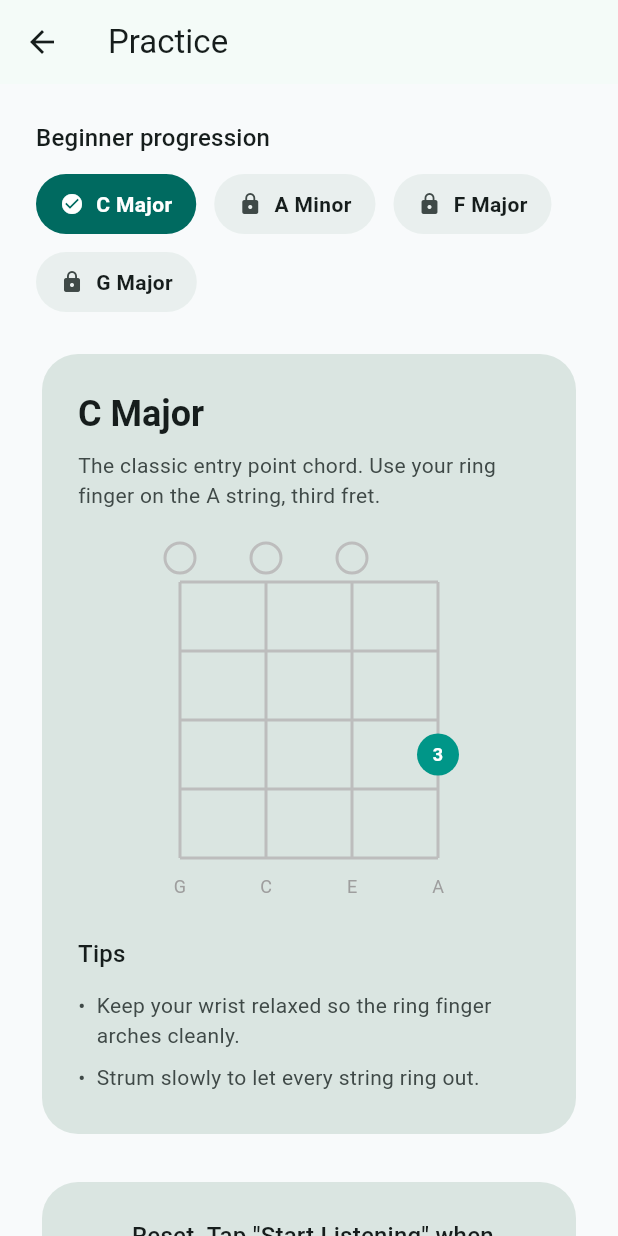
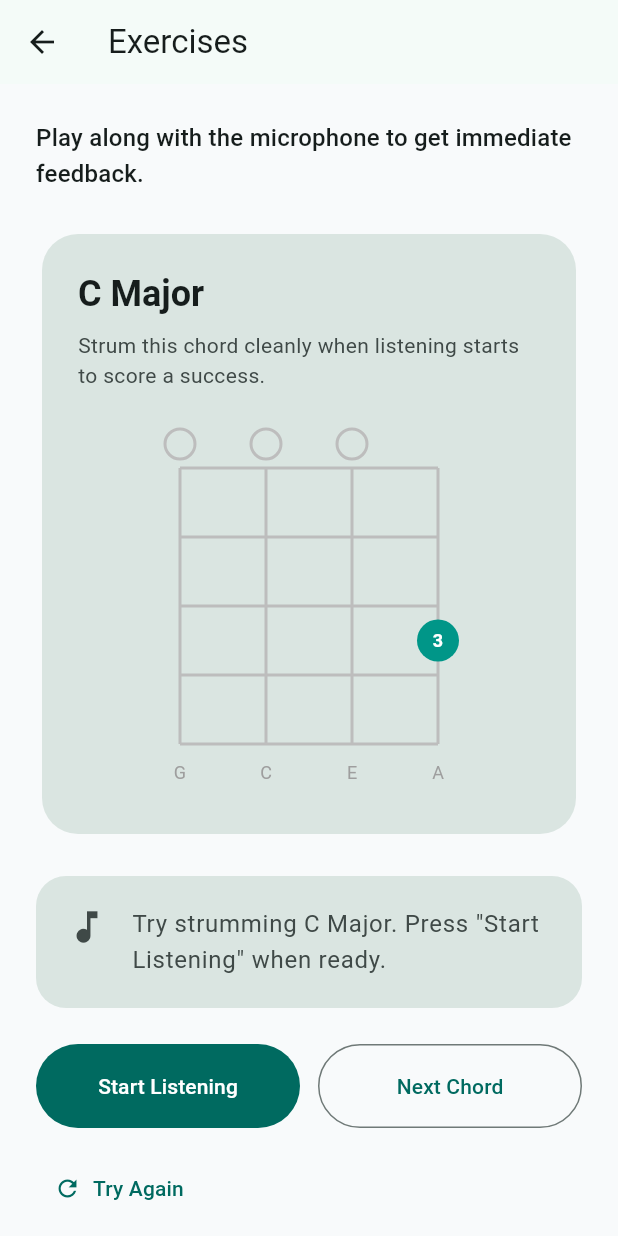
Before and after one commit to SleyAI/Ukitar, a Flutter app: the screen it shows after launch, after a tap on "Start Exercise", on a phone screen of 412 x 824 dp. Run offline on Flutter 3.47's test engine with Material 3 defaults, Android fonts, the phone set to English and light mode, and no system bars; our stand-ins replace permission_handler; missing offline and left inert: dart:html, flutter_fft.

Commit message:
Add exercise screen with microphone feedback

```diff
--- /dev/null
+++ b/lib/screens/exercise_screen.dart
@@ -0,0 +1,203 @@
+import 'package:flutter/material.dart';
+import 'package:provider/provider.dart';
+
+import '../services/chord_recognition_service.dart';
+import '../viewmodels/exercise_view_model.dart';
+import '../widgets/chord_diagram.dart';
+
+class ExerciseScreen extends StatelessWidget {
+  const ExerciseScreen({super.key});
+
+  @override
+  Widget build(BuildContext context) {
+    return ChangeNotifierProvider<ExerciseViewModel>(
+      create: (_) => ExerciseViewModel(ChordRecognitionService()),
+      child: const _ExerciseView(),
+    );
+  }
+}
+
+class _ExerciseView extends StatelessWidget {
+  const _ExerciseView();
+
+  @override
+  Widget build(BuildContext context) {
+    final ThemeData theme = Theme.of(context);
+
+    return Scaffold(
+      appBar: AppBar(
+        title: const Text('Exercises'),
+      ),
+      body: Consumer<ExerciseViewModel>(
+        builder: (BuildContext context, ExerciseViewModel model, _) {
+          return SingleChildScrollView(
+            padding: const EdgeInsets.all(24),
+            child: Column(
+              crossAxisAlignment: CrossAxisAlignment.start,
+              children: <Widget>[
+                Text(
+                  'Play along with the microphone to get immediate feedback.',
+                  style: theme.textTheme.titleMedium?.copyWith(
+                    color: theme.colorScheme.onSurface,
+                  ),
+                ),
+                const SizedBox(height: 24),
+                _ChordCard(model: model),
+                const SizedBox(height: 24),
+                _StatusBanner(model: model),
+                const SizedBox(height: 24),
+                if (model.showOpenSettingsButton)
+                  FilledButton.icon(
+                    onPressed: model.openSystemSettings,
+                    icon: const Icon(Icons.settings),
+                    label: const Text('Open Settings'),
+                  )
+                else
+                  Row(
+                    children: <Widget>[
+                      Expanded(
+                        child: FilledButton(
+                          onPressed: model.isListening
+                              ? model.stopListening
+                              : model.startListening,
+                          style: FilledButton.styleFrom(
+                            padding: const EdgeInsets.symmetric(vertical: 18),
+                          ),
+                          child: Text(model.isListening
+                              ? 'Stop Listening'
+                              : 'Start Listening'),
+                        ),
+                      ),
+                      const SizedBox(width: 12),
+                      Expanded(
+                        child: OutlinedButton(
+                          onPressed: model.isPreparingNextChord
+                              ? null
+                              : model.skipToNextChord,
+                          style: OutlinedButton.styleFrom(
+                            padding: const EdgeInsets.symmetric(vertical: 18),
+                          ),
+                          child: const Text('Next Chord'),
+                        ),
+                      ),
+                    ],
+                  ),
+                const SizedBox(height: 16),
+                if (!model.showOpenSettingsButton)
+                  TextButton.icon(
+                    onPressed: model.isPreparingNextChord
+                        ? null
+                        : model.retryCurrentChord,
+                    icon: const Icon(Icons.refresh),
+                    label: const Text('Try Again'),
+                  ),
+              ],
+            ),
+          );
+        },
+      ),
+    );
+  }
+}
+
+class _ChordCard extends StatelessWidget {
+  const _ChordCard({required this.model});
+
+  final ExerciseViewModel model;
+
+  @override
+  Widget build(BuildContext context) {
+    final ThemeData theme = Theme.of(context);
+    final ColorScheme colorScheme = theme.colorScheme;
+
+    return Card(
+      elevation: 0,
+      color: colorScheme.surfaceVariant,
+      shape: RoundedRectangleBorder(
+        borderRadius: BorderRadius.circular(24),
+      ),
+      child: Padding(
+        padding: const EdgeInsets.all(24),
+        child: Column(
+          crossAxisAlignment: CrossAxisAlignment.start,
+          children: <Widget>[
+            Text(
+              model.currentChord.name,
+              style: theme.textTheme.headlineSmall?.copyWith(
+                fontWeight: FontWeight.bold,
+                color: colorScheme.onSurface,
+              ),
+            ),
+            const SizedBox(height: 8),
+            Text(
+              'Strum this chord cleanly when listening starts to score a success.',
+              style: theme.textTheme.bodyMedium?.copyWith(
+                color: colorScheme.onSurfaceVariant,
+              ),
+            ),
+            const SizedBox(height: 20),
+            Center(child: ChordDiagram(chord: model.currentChord)),
+          ],
+        ),
+      ),
+    );
+  }
+}
+
+class _StatusBanner extends StatelessWidget {
+  const _StatusBanner({required this.model});
+
+  final ExerciseViewModel model;
+
+  @override
+  Widget build(BuildContext context) {
+    final ThemeData theme = Theme.of(context);
+    final ColorScheme colorScheme = theme.colorScheme;
+
+    final IconData icon;
+    final Color backgroundColor;
+    final Color foregroundColor;
+
+    if (model.lastAttemptSuccessful == true) {
+      icon = Icons.check_circle;
+      backgroundColor = colorScheme.primaryContainer;
+      foregroundColor = colorScheme.onPrimaryContainer;
+    } else if (model.lastAttemptSuccessful == false) {
+      icon = Icons.error_outline;
+      backgroundColor = colorScheme.errorContainer;
+      foregroundColor = colorScheme.onErrorContainer;
+    } else if (model.isListening) {
+      icon = Icons.hearing;
+      backgroundColor = colorScheme.secondaryContainer;
+      foregroundColor = colorScheme.onSecondaryContainer;
+    } else {
+      icon = Icons.music_note;
+      backgroundColor = colorScheme.surfaceVariant;
+      foregroundColor = colorScheme.onSurfaceVariant;
+    }
+
+    return AnimatedContainer(
+      duration: const Duration(milliseconds: 200),
+      padding: const EdgeInsets.all(20),
+      decoration: BoxDecoration(
+        color: backgroundColor,
+        borderRadius: BorderRadius.circular(20),
+      ),
+      child: Row(
+        crossAxisAlignment: CrossAxisAlignment.start,
+        children: <Widget>[
+          Icon(icon, color: foregroundColor, size: 28),
+          const SizedBox(width: 16),
+          Expanded(
+            child: Text(
+              model.statusMessage,
+              style: theme.textTheme.bodyLarge?.copyWith(
+                color: foregroundColor,
+              ),
+            ),
+          ),
+        ],
+      ),
+    );
+  }
+}
--- a/lib/screens/home_screen.dart
+++ b/lib/screens/home_screen.dart
@@ -1,6 +1,7 @@
 import 'package:flutter/material.dart';
 import 'package:ukitar/utils/url_opener.dart';
 
+import 'exercise_screen.dart';
 import 'practice_screen.dart';
 
 const Color _youtubeRed = Color(0xFFFF0000);
@@ -72,13 +73,13 @@ class HomeScreen extends StatelessWidget {
             const SizedBox(height: 12),
             SizedBox(
               width: double.infinity,
-              child: OutlinedButton(
+              child: FilledButton(
                 onPressed: () {
                   Navigator.of(context).push(MaterialPageRoute<void>(
-                    builder: (BuildContext context) => const PracticeScreen(),
+                    builder: (BuildContext context) => const ExerciseScreen(),
                   ));
                 },
-                style: OutlinedButton.styleFrom(
+                style: FilledButton.styleFrom(
                   padding: const EdgeInsets.symmetric(vertical: 20),
                   textStyle: theme.textTheme.titleMedium?.copyWith(
                     fontWeight: FontWeight.w600,
--- /dev/null
+++ b/lib/viewmodels/exercise_view_model.dart
@@ -0,0 +1,207 @@
+import 'dart:async';
+import 'dart:math';
+
+import 'package:flutter/foundation.dart';
+
+import '../data/chord_library.dart';
+import '../models/chord.dart';
+import '../services/chord_recognition_service.dart';
+
+class ExerciseViewModel extends ChangeNotifier {
+  ExerciseViewModel(this._chordRecognitionService)
+      : chords = ChordLibrary.beginnerCourse() {
+    _frequencySubscription =
+        _chordRecognitionService.frequencyStream.listen(_handleFrequency);
+    _prepareNextChord(initial: true);
+  }
+
+  final ChordRecognitionService _chordRecognitionService;
+  final List<Chord> chords;
+
+  late final StreamSubscription<double> _frequencySubscription;
+  final Random _random = Random();
+  final Set<int> _matchedStrings = <int>{};
+
+  static const Duration _attemptTimeout = Duration(milliseconds: 1500);
+  static const Duration _nextChordDelay = Duration(seconds: 2);
+
+  late Chord currentChord;
+  int? _currentChordIndex;
+
+  bool isListening = false;
+  bool? lastAttemptSuccessful;
+  bool showOpenSettingsButton = false;
+  bool isPreparingNextChord = false;
+
+  String statusMessage = 'Press "Start Listening" to begin.';
+
+  Timer? _attemptTimer;
+  bool _disposed = false;
+
+  Future<void> startListening() async {
+    if (isPreparingNextChord) {
+      return;
+    }
+
+    lastAttemptSuccessful = null;
+    statusMessage = 'Listening... Play the ${currentChord.name} chord.';
+    showOpenSettingsButton = false;
+    _matchedStrings.clear();
+    notifyListeners();
+
+    try {
+      await _chordRecognitionService.startListening();
+      isListening = true;
+    } on MicrophonePermissionException catch (error) {
+      showOpenSettingsButton = error.requiresSettings;
+      statusMessage = error.requiresSettings
+          ? 'Microphone access is disabled. Tap below to grant permission.'
+          : 'Microphone permission is required to listen.';
+    } catch (error) {
+      statusMessage = 'Could not access the microphone: $error';
+    }
+
+    notifyListeners();
+  }
+
+  Future<void> stopListening({bool silent = false}) async {
+    await _chordRecognitionService.stopListening();
+    isListening = false;
+    _attemptTimer?.cancel();
+    _attemptTimer = null;
+
+    if (!silent && lastAttemptSuccessful == null && _matchedStrings.isNotEmpty) {
+      lastAttemptSuccessful = false;
+      statusMessage =
+          'Almost! Try strumming all strings of ${currentChord.name} cleanly.';
+    }
+
+    notifyListeners();
+  }
+
+  Future<void> retryCurrentChord() async {
+    await stopListening(silent: true);
+    lastAttemptSuccessful = null;
+    isPreparingNextChord = false;
+    statusMessage =
+        'Ready when you are. Press "Start Listening" and strum ${currentChord.name}.';
+    _matchedStrings.clear();
+    notifyListeners();
+  }
+
+  Future<void> skipToNextChord() async {
+    await stopListening(silent: true);
+    _prepareNextChord();
+  }
+
+  Future<void> openSystemSettings() async {
+    final bool granted = await _chordRecognitionService.openSystemSettings();
+    if (granted) {
+      showOpenSettingsButton = false;
+      statusMessage =
+          'Microphone access granted. Press "Start Listening" to continue.';
+    } else {
+      statusMessage =
+          'Microphone permission is still disabled. Please enable it to continue.';
+    }
+    notifyListeners();
+  }
+
+  @override
+  void dispose() {
+    _disposed = true;
+    unawaited(_chordRecognitionService.dispose());
+    unawaited(_frequencySubscription.cancel());
+    _attemptTimer?.cancel();
+    super.dispose();
+  }
+
+  void _prepareNextChord({bool initial = false}) {
+    if (chords.isEmpty) {
+      throw StateError('No chords available for exercises.');
+    }
+
+    int nextIndex = _random.nextInt(chords.length);
+    final int? previousIndex = _currentChordIndex;
+    if (!initial && chords.length > 1 && previousIndex != null) {
+      while (nextIndex == previousIndex) {
+        nextIndex = _random.nextInt(chords.length);
+      }
+    }
+
+    _currentChordIndex = nextIndex;
+    currentChord = chords[nextIndex];
+
+    _matchedStrings.clear();
+    lastAttemptSuccessful = null;
+    isPreparingNextChord = false;
+    statusMessage =
+        'Try strumming ${currentChord.name}. Press "Start Listening" when ready.';
+
+    notifyListeners();
+  }
+
+  void _handleFrequency(double frequency) {
+    if (!isListening) {
+      return;
+    }
+
+    final int? matchedString =
+        currentChord.matchFrequency(frequency, toleranceCents: 35);
+
+    if (matchedString == null) {
+      return;
+    }
+
+    final bool isNew = _matchedStrings.add(matchedString);
+    if (!isNew) {
+      return;
+    }
+
+    _restartAttemptTimer();
+    statusMessage =
+        'Heard the ${currentChord.stringLabel(matchedString)} string (${currentChord.notes[matchedString].noteName}).';
+
+    if (_matchedStrings.length >= currentChord.notes.length) {
+      _registerSuccessfulAttempt();
+    }
+
+    notifyListeners();
+  }
+
+  void _restartAttemptTimer() {
+    _attemptTimer?.cancel();
+    _attemptTimer = Timer(_attemptTimeout, _handleAttemptTimeout);
+  }
+
+  void _handleAttemptTimeout() {
+    _attemptTimer = null;
+    if (_matchedStrings.isEmpty) {
+      return;
+    }
+
+    _matchedStrings.clear();
+    if (isListening) {
+      lastAttemptSuccessful = false;
+      statusMessage =
+          'Almost! Try strumming the full ${currentChord.name} chord again.';
+      notifyListeners();
+    }
+  }
+
+  Future<void> _registerSuccessfulAttempt() async {
+    await stopListening(silent: true);
+    lastAttemptSuccessful = true;
+    isPreparingNextChord = true;
+    statusMessage =
+        'Great job! That sounded like ${currentChord.name}. Preparing the next chord...';
+    notifyListeners();
+
+    Future<void>.delayed(_nextChordDelay, () {
+      if (_disposed) {
+        return;
+      }
+      _prepareNextChord();
+    });
+  }
+}
```
